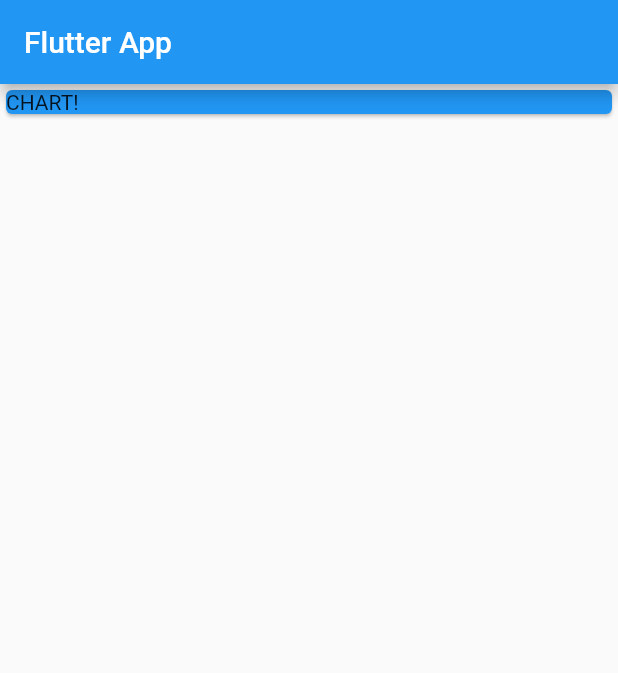
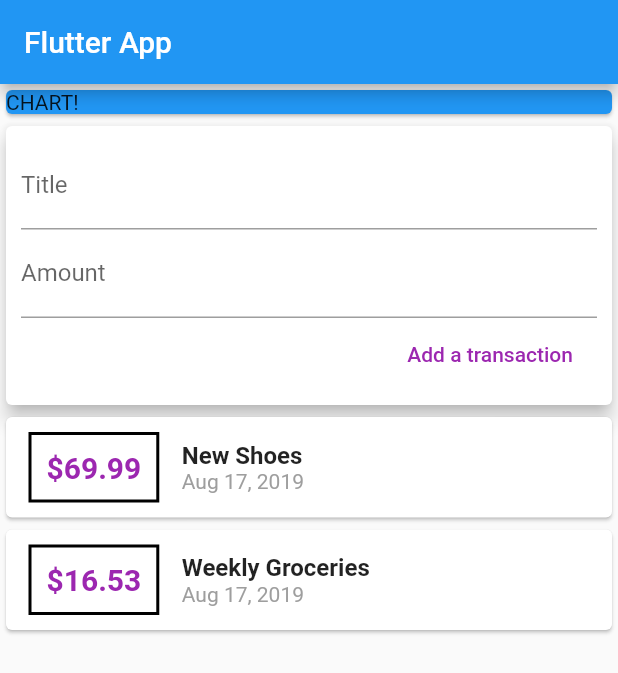
Before and after one commit to fabricioLVmagalhaes/expense_calulator, a Flutter app: the screen it shows after launch, on a phone screen of 412 x 824 dp. Shown: the top 673 px of the screen. Run offline on Flutter 3.47's test engine with Material 2 defaults, Android fonts, the phone set to English and light mode, and no system bars.

Commit message:
Connecting Widgets & Managing Data / State

```diff
--- a/lib/main.dart
+++ b/lib/main.dart
@@ -1,7 +1,6 @@
 import 'package:flutter/material.dart';
 
-import './widgets/new_transaction.dart';
-import './widgets/transaction_list.dart';
+import './widgets/user_transactions.dart';
 
 void main() => runApp(MyApp());
 
@@ -38,6 +37,7 @@ class MyHomePage extends StatelessWidget {
               child: Text('CHART!'),
             ),
           ),
+          UserTransactions()
         ],
       ),
     );
--- a/lib/widgets/transaction_list.dart
+++ b/lib/widgets/transaction_list.dart
@@ -1,11 +1,16 @@
 import 'package:intl/intl.dart';
 import 'package:flutter/material.dart';
 
+import '../models/transaction.dart';
+
 class TransactionList extends StatelessWidget {
+  final List<Transaction> transactions;
+
+  TransactionList(this.transactions);
   @override
   Widget build(BuildContext context) {
     return Column(
-      children: _userTransactions.map((tx) {
+      children: transactions.map((tx) {
         return Card(
           child: Row(
             children: <Widget>[
--- a/lib/widgets/user_transactions.dart
+++ b/lib/widgets/user_transactions.dart
@@ -19,11 +19,26 @@ class _UserTransactionsState extends State<UserTransactions> {
         amount: 16.53,
         date: DateTime.now())
   ];
+
+  void _addNewTransaction(String txTitle, double txAmount) {
+    final newTx = Transaction(
+        title: txTitle,
+        amount: txAmount,
+        date: DateTime.now(),
+        id: DateTime.now().toString());
+
+    setState(() {
+      _userTransactions.add(newTx);
+    });
+  }
+
   @override
   Widget build(BuildContext context) {
-    return Column(children: <Widget>[
-      NewTransaction(),
-          TransactionList(),
-    ],);
+    return Column(
+      children: <Widget>[
+        NewTransaction(),
+        TransactionList(_userTransactions),
+      ],
+    );
   }
 }
```
